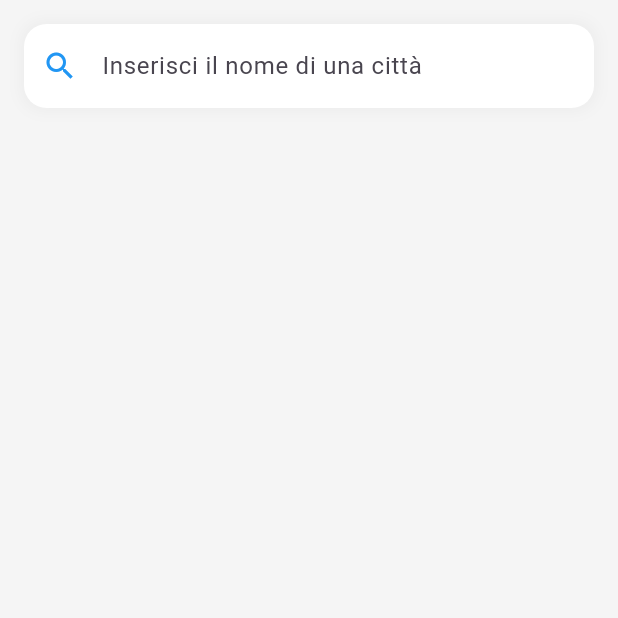
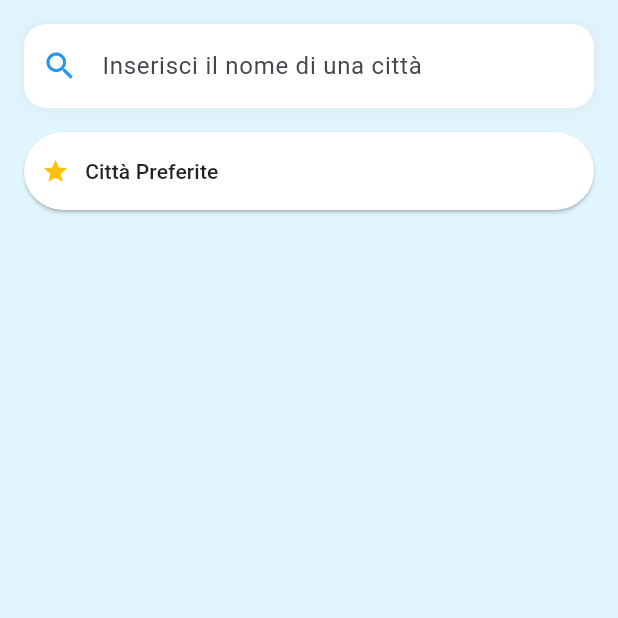
Before and after one commit to Coolerm690/WeatherApp, a Flutter app: the screen it shows after launch, on a phone screen of 412 x 824 dp, the top half of it. Run offline on Flutter 3.47's test engine with Material 3 defaults, Android fonts, the phone set to English and light mode, and no system bars; our stand-ins replace lottie, shared_preferences.

Commit message:
Implementazione città favorite in locale

```diff
--- a/lib/presentation/screens/home_screen.dart
+++ b/lib/presentation/screens/home_screen.dart
@@ -1,8 +1,12 @@
 import 'package:flutter/material.dart';
+import 'package:weatherapp/data/models/weather_data.dart';
 import 'package:weatherapp/data/repositories/weather_repository.dart';
 import 'package:weatherapp/presentation/widgets/search_bar.dart';
 import 'package:weatherapp/presentation/widgets/weather_card.dart';
-import 'package:weatherapp/data/models/weather_data.dart';
+import 'package:weatherapp/utils/weather_utils.dart';
+import 'package:weatherapp/presentation/widgets/weather_info_item.dart';
+import 'favorite_cities_screen.dart'; // Importa la nuova schermata
+import 'package:weatherapp/data/models/shared_preferences_service.dart'; // Importa il servizio SharedPreferences
 
 class HomeScreen extends StatefulWidget {
   const HomeScreen({super.key});
@@ -13,9 +17,23 @@ class HomeScreen extends StatefulWidget {
 
 class _HomeScreenState extends State<HomeScreen> {
   final WeatherRepository _weatherRepository = WeatherRepository();
+  final SharedPreferencesService _sharedPreferencesService =
+      SharedPreferencesService();
   bool isLoading = false;
   WeatherData? weatherData;
   String? errorMessage;
+  List<String> favoriteCities = []; // Lista delle città preferite
+
+  @override
+  void initState() {
+    super.initState();
+    _loadFavoriteCities();
+  }
+
+  Future<void> _loadFavoriteCities() async {
+    favoriteCities = await _sharedPreferencesService.getFavoriteCities();
+    setState(() {});
+  }
 
   Future<void> _getWeatherData(String city) async {
     setState(() {
@@ -39,9 +57,21 @@ class _HomeScreenState extends State<HomeScreen> {
     }
   }
 
+  void _toggleFavorite(String city) async {
+    if (favoriteCities.contains(city)) {
+      await _sharedPreferencesService.removeFavoriteCity(city);
+      favoriteCities.remove(city);
+    } else {
+      await _sharedPreferencesService.addFavoriteCity(city);
+      favoriteCities.add(city);
+    }
+    setState(() {});
+  }
+
   @override
   Widget build(BuildContext context) {
     return Scaffold(
+      backgroundColor: Colors.lightBlue[50], // Imposta il colore di sfondo
       body: SafeArea(
         child: Padding(
           padding: const EdgeInsets.all(16.0),
@@ -49,6 +79,36 @@ class _HomeScreenState extends State<HomeScreen> {
             crossAxisAlignment: CrossAxisAlignment.stretch,
             children: [
               CustomSearchBar(onSearch: _getWeatherData),
+              const SizedBox(height: 16),
+              ElevatedButton(
+                onPressed: () {
+                  Navigator.push(
+                    context,
+                    MaterialPageRoute(
+                      builder: (context) =>
+                          FavoriteCitiesScreen(favoriteCities: favoriteCities),
+                    ),
+                  );
+                },
+                style: ElevatedButton.styleFrom(
+                  foregroundColor: Colors.black87,
+                  backgroundColor: Colors.white, // Imposta il colore del testo
+                  padding: const EdgeInsets.symmetric(
+                      vertical: 16.0), // Padding verticale
+                ),
+                child: Row(
+                  mainAxisAlignment: MainAxisAlignment
+                      .start, // Allinea il contenuto a sinistra
+                  children: const [
+                    SizedBox(width: 12),
+                    Icon(Icons.star,
+                        color: Colors
+                            .amber), // Icona a sinistra del testo (opzionale)
+                    // Spazio tra l'icona e il testo
+                    Text('   Città Preferite'),
+                  ],
+                ),
+              ),
               const SizedBox(height: 32),
               if (isLoading)
                 const Center(child: CircularProgressIndicator())
@@ -60,7 +120,11 @@ class _HomeScreenState extends State<HomeScreen> {
                   ),
                 )
               else if (weatherData != null)
-                WeatherCard(weather: weatherData!),
+                WeatherCard(
+                  weather: weatherData!,
+                  favoriteCities: favoriteCities,
+                  toggleFavorite: _toggleFavorite,
+                ),
             ],
           ),
         ),
```
Also changed, not shown: lib/data/models/shared_preferences_service.dart (added, +24 -0 lines), lib/presentation/screens/favorite_cities_screen.dart (added, +26 -0 lines), lib/presentation/widgets/weather_card.dart (+20 -1 lines).
